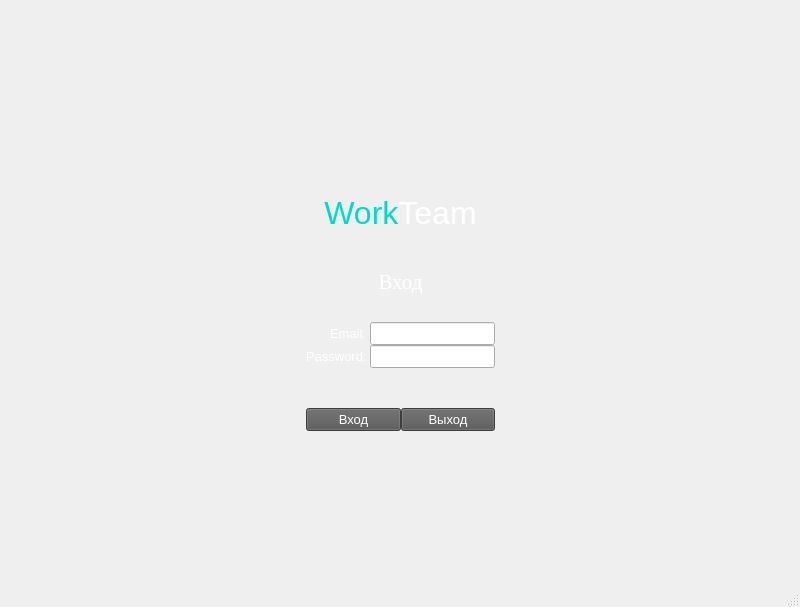
First picture: the form in Client/Application01/mainwindow.ui, repository SuperSLD/TeamHomework, before the edit.
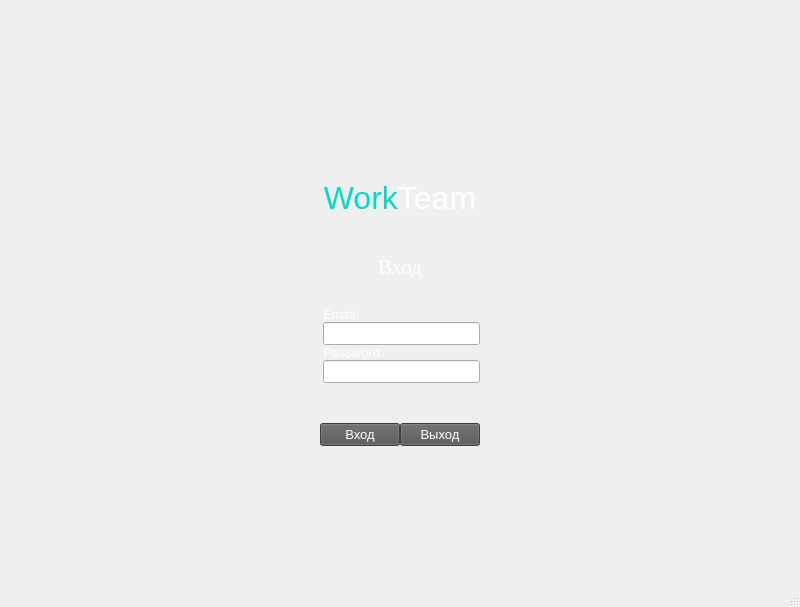
Second picture: the form after the edit. Icons and pictures are not drawn.

Commit message: проверил дизайн авторизации и сделал строку online

Patch:
```diff
--- a/Client/Application01/mainwindow.ui
+++ b/Client/Application01/mainwindow.ui
@@ -157,49 +157,19 @@
              <property name="bottomMargin">
               <number>0</number>
              </property>
-             <item row="0" column="0">
-              <widget class="QLabel" name="label">
-               <property name="font">
-                <font>
-                 <pointsize>10</pointsize>
-                </font>
-               </property>
-               <property name="styleSheet">
-                <string notr="true">color: rgb(255, 255, 255);</string>
-               </property>
-               <property name="text">
-                <string>Email:</string>
-               </property>
-              </widget>
-             </item>
-             <item row="0" column="1">
-              <widget class="QLineEdit" name="lineEdit">
-               <property name="font">
-                <font>
-                 <pointsize>10</pointsize>
-                </font>
-               </property>
-               <property name="styleSheet">
-                <string notr="true">color: rgb(255, 255, 255);</string>
-               </property>
-              </widget>
-             </item>
-             <item row="1" column="0">
-              <widget class="QLabel" name="label_2">
-               <property name="font">
-                <font>
-                 <pointsize>10</pointsize>
-                </font>
-               </property>
-               <property name="styleSheet">
-                <string notr="true">color: rgb(255, 255, 255);</string>
-               </property>
-               <property name="text">
-                <string>Password:</string>
-               </property>
-              </widget>
-             </item>
              <item row="1" column="1">
+              <widget class="QLineEdit" name="lineEdit">
+               <property name="font">
+                <font>
+                 <pointsize>10</pointsize>
+                </font>
+               </property>
+               <property name="styleSheet">
+                <string notr="true">color: rgb(255, 255, 255);	</string>
+               </property>
+              </widget>
+             </item>
+             <item row="3" column="1">
               <widget class="QLineEdit" name="lineEdit_2">
                <property name="font">
                 <font>
@@ -214,6 +184,36 @@
                </property>
               </widget>
              </item>
+             <item row="0" column="1">
+              <widget class="QLabel" name="label">
+               <property name="font">
+                <font>
+                 <pointsize>10</pointsize>
+                </font>
+               </property>
+               <property name="styleSheet">
+                <string notr="true">color: rgb(255, 255, 255);</string>
+               </property>
+               <property name="text">
+                <string>Email:</string>
+               </property>
+              </widget>
+             </item>
+             <item row="2" column="1">
+              <widget class="QLabel" name="label_2">
+               <property name="font">
+                <font>
+                 <pointsize>10</pointsize>
+                </font>
+               </property>
+               <property name="styleSheet">
+                <string notr="true">color: rgb(255, 255, 255);</string>
+               </property>
+               <property name="text">
+                <string>Password:</string>
+               </property>
+              </widget>
+             </item>
             </layout>
            </item>
            <item>
```
Left out of the diff: 2 changed lines with no effect on the pictures. The commit also changes 4 other files.
